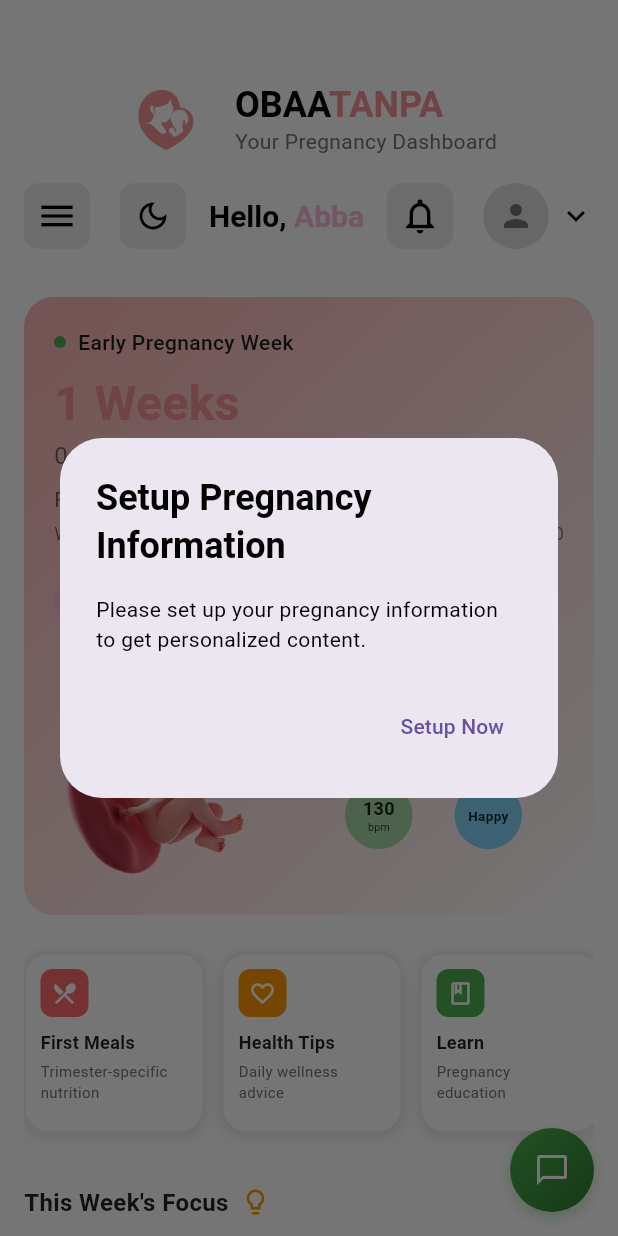
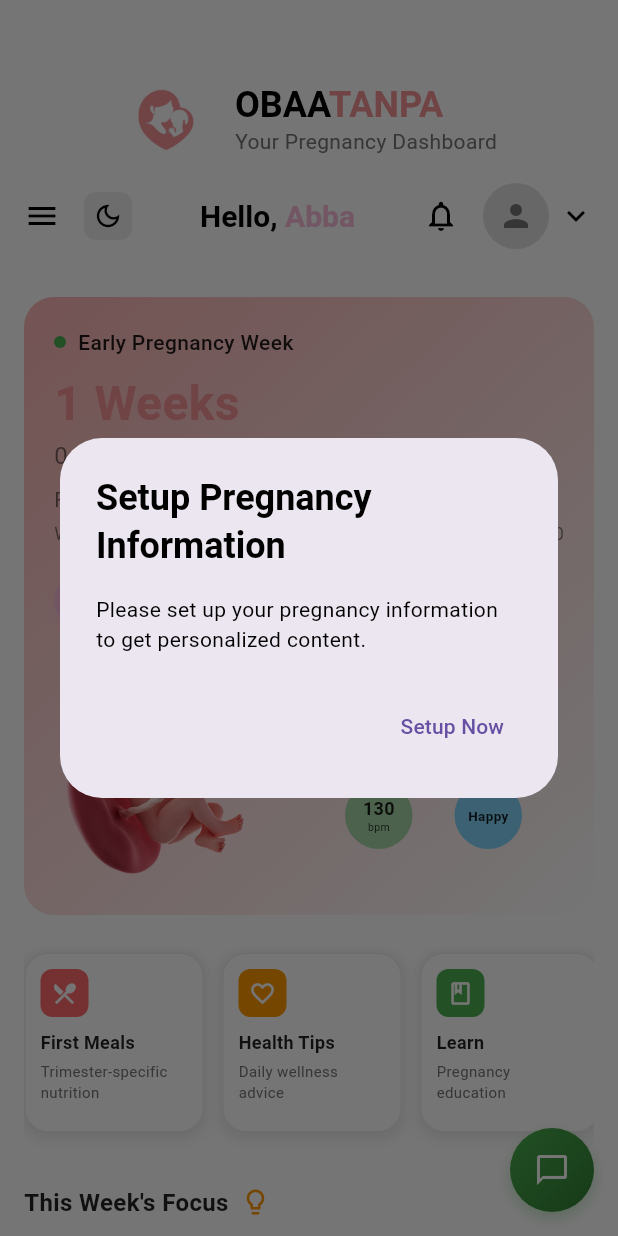
Before and after one commit to abba33/obaatanpa_mobile, a Flutter app: the DashboardPage screen opened by its route, on a phone screen of 412 x 824 dp. Run offline on Flutter 3.47's test engine with Material 3 defaults, Android fonts, the phone set to English and light mode, and no system bars; our stand-ins replace flutter_secure_storage, go_router, google_fonts, shared_preferences; accounts and stored records are empty.

Commit message:
changed custom app bar

```diff
--- a/lib/screens/dashboard/pregnant mother/components/custom_app_bar.dart
+++ b/lib/screens/dashboard/pregnant mother/components/custom_app_bar.dart
@@ -336,23 +336,14 @@ class CustomAppBar extends StatelessWidget {
                   // Menu icon
                   GestureDetector(
                     onTap: onMenuTap,
-                    child: Container(
-                      padding: const EdgeInsets.all(8),
-                      decoration: BoxDecoration(
-                        color: isDark
-                          ? Colors.grey[800]!.withOpacity(0.3)
-                          : Colors.grey[200],
-                        borderRadius: BorderRadius.circular(10),
-                      ),
                     child: Icon(
                       isMenuOpen ? Icons.close : Icons.menu,
                       color: textColor,
-                        size: 28, // Increased size
-                      ),
+                      size: 24, // Back to original size
                     ),
                   ),
 
-                  const SizedBox(width: 20), // Increased spacing
+                  const SizedBox(width: 16), // Back to original spacing
 
                   // Dark mode toggle button
                   GestureDetector(
@@ -370,17 +361,17 @@ class CustomAppBar extends StatelessWidget {
                     },
                     child: AnimatedContainer(
                       duration: const Duration(milliseconds: 300),
-                      padding: const EdgeInsets.all(10), // Increased padding
+                      padding: const EdgeInsets.all(6), // Back to original padding
                       decoration: BoxDecoration(
                         color: isDark
                           ? const Color(0xFFF8BBD9).withOpacity(0.2)
                           : Colors.grey[200],
-                        borderRadius: BorderRadius.circular(10),
+                        borderRadius: BorderRadius.circular(8),
                       ),
                       child: Icon(
                         isDark ? Icons.light_mode : Icons.dark_mode_outlined,
                         color: isDark ? const Color(0xFFF8BBD9) : textColor,
-                        size: 24, // Increased size
+                        size: 20, // Back to original size
                       ),
                     ),
                   ),
@@ -423,23 +414,14 @@ class CustomAppBar extends StatelessWidget {
                   // Notification icon - Updated with tap functionality
                   GestureDetector(
                     onTap: () => _navigateToNotifications(context),
-                    child: Container(
-                      padding: const EdgeInsets.all(8),
-                      decoration: BoxDecoration(
-                        color: isDark
-                          ? Colors.grey[800]!.withOpacity(0.3)
-                          : Colors.grey[200],
-                        borderRadius: BorderRadius.circular(10),
-                      ),
                     child: Icon(
                       Icons.notifications_outlined,
                       color: textColor,
-                        size: 28, // Increased size
-                      ),
+                      size: 24, // Back to original size
                     ),
                   ),
 
-                  const SizedBox(width: 20), // Increased spacing
+                  const SizedBox(width: 16), // Back to original spacing
 
                   // Profile section with dropdown
                   GestureDetector(
```
Lines whose indentation alone changed are shown as unchanged.
